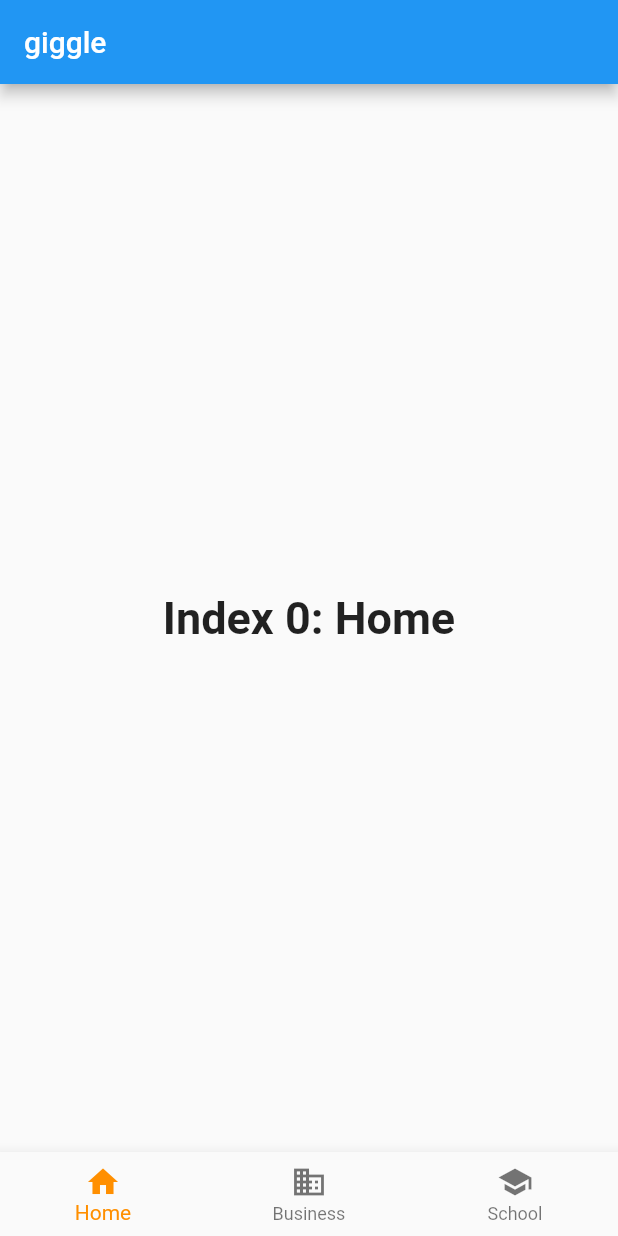
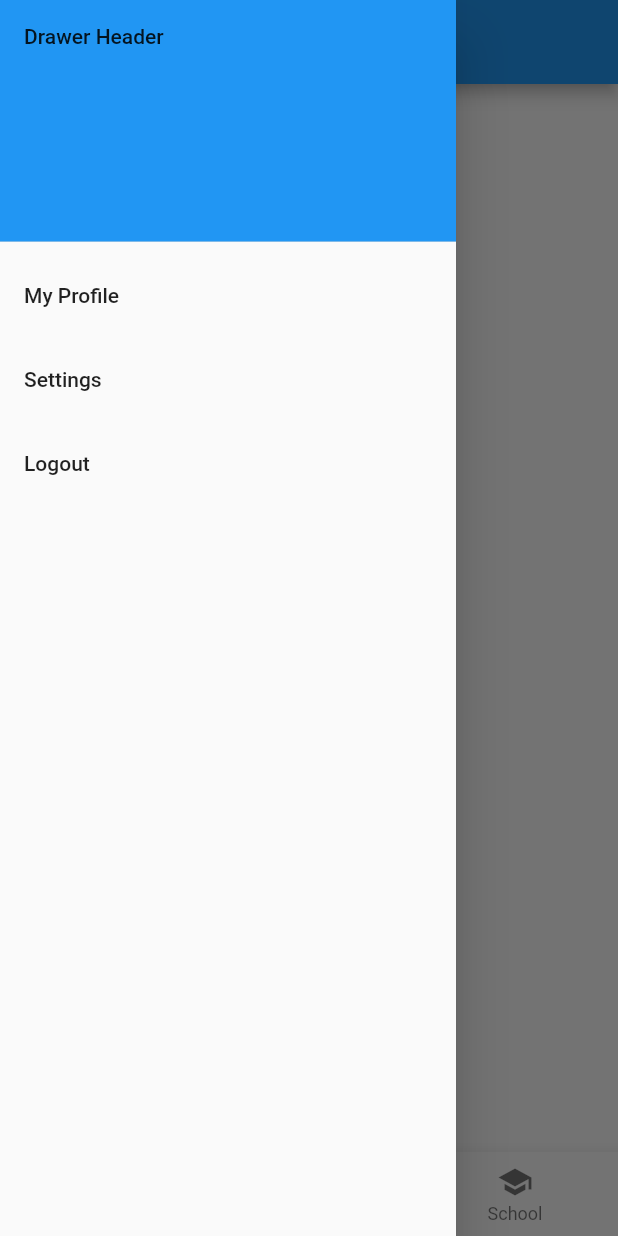
Before and after one commit to hamletmaharjan/giggle-flutter, a Flutter app: the screen it shows after launch, with the side drawer open (before the commit the screen has no drawer), on a phone screen of 412 x 824 dp. Run offline on Flutter 3.47's test engine with Material 2 defaults, Android fonts, the phone set to English and light mode, and no system bars.

Commit message:
side drawer ui

```diff
--- /dev/null
+++ b/lib/drawer.dart
@@ -0,0 +1,45 @@
+import 'package:flutter/material.dart';
+
+class NavDrawer extends StatelessWidget {
+  @override
+  Widget build(BuildContext context) {
+    return Drawer(
+  // Add a ListView to the drawer. This ensures the user can scroll
+  // through the options in the drawer if there isn't enough vertical
+  // space to fit everything.
+      child: ListView(
+        // Important: Remove any padding from the ListView.
+        padding: EdgeInsets.zero,
+        children: <Widget>[
+          DrawerHeader(
+            child: Text('Drawer Header'),
+            decoration: BoxDecoration(
+              color: Colors.blue,
+            ),
+          ),
+          ListTile(
+            title: Text('My Profile'),
+            onTap: () {
+              // Update the state of the app.
+              // ...
+            },
+          ),
+          ListTile(
+            title: Text('Settings'),
+            onTap: () {
+              // Update the state of the app.
+              // ...
+            },
+          ),
+          ListTile(
+            title: Text('Logout'),
+            onTap: () {
+              // Update the state of the app.
+              // ...
+            },
+          ),
+        ],
+      ),
+    );
+  }
+}
--- a/lib/main.dart
+++ b/lib/main.dart
@@ -1,4 +1,5 @@
 import 'package:flutter/material.dart';
+import 'package:giggle/drawer.dart';
 void main() {
   runApp(new MaterialApp(
     title: "giggles",
@@ -42,6 +43,7 @@ class _MyAppState extends State<MyApp> {
       appBar: AppBar(
         title: const Text('giggle'),
       ),
+      drawer: NavDrawer(),
       body: Center(
         child: _widgetOptions.elementAt(_selectedIndex),
       ),
```
